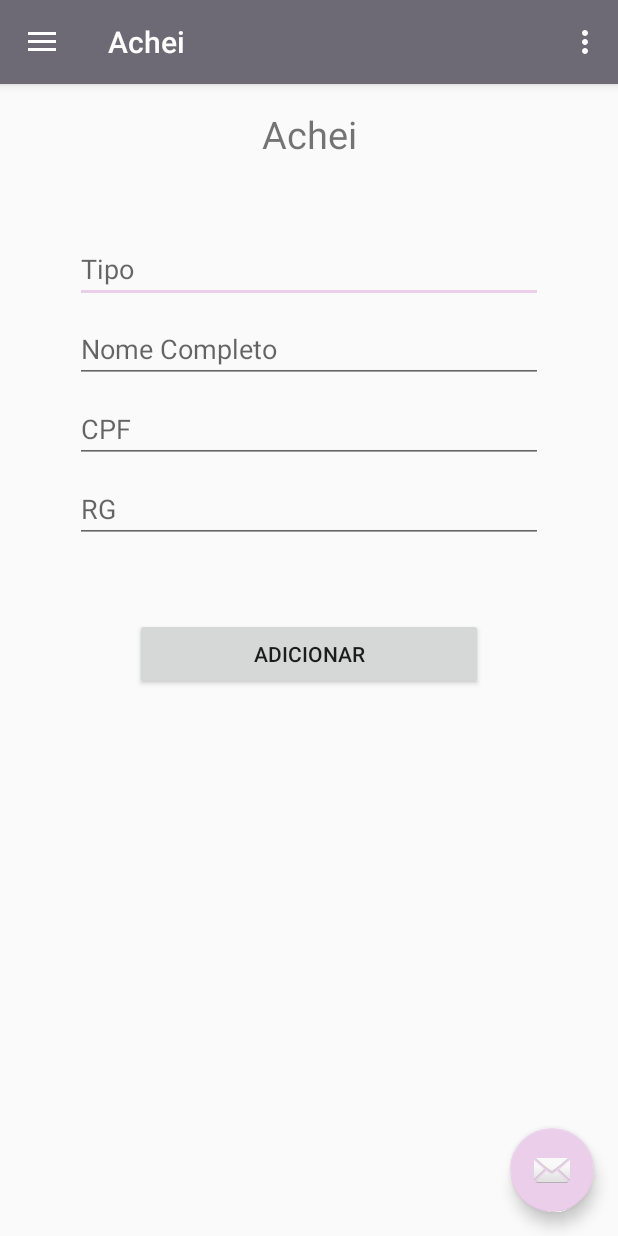
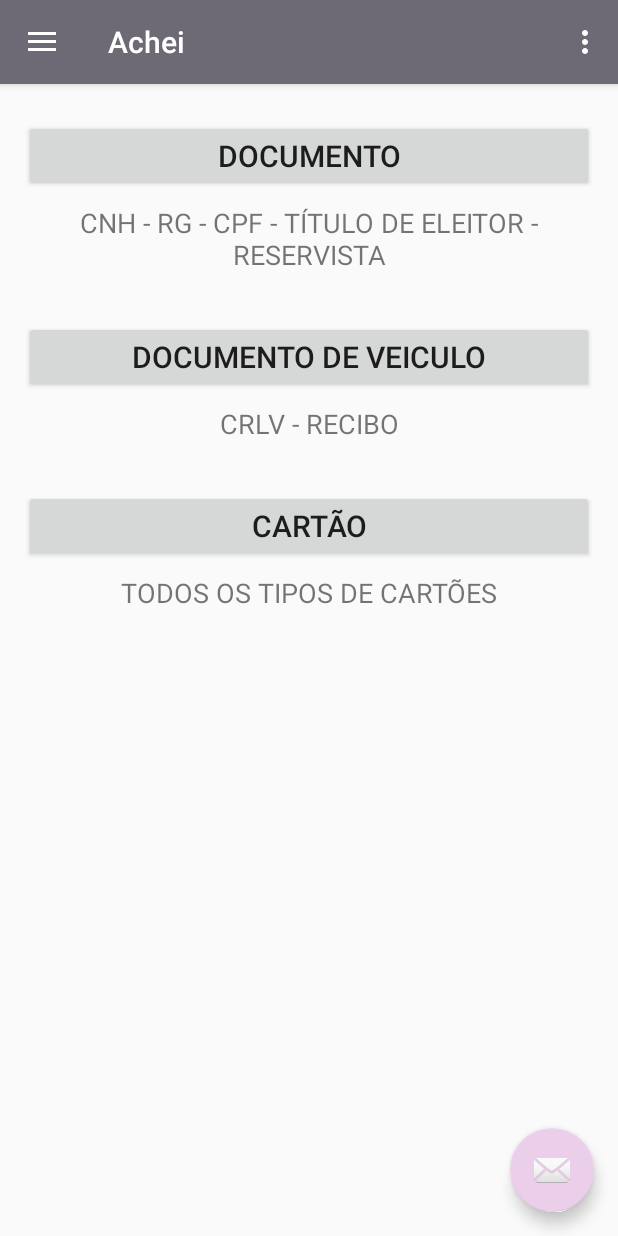
Before and after one commit to eraldoakosoft/LF, an Android app: the screen it shows after launch once a user with an empty profile is signed in (Main2Activity), in the side drawer, after a tap on "Achei", on a phone screen of 412 x 824 dp. Run offline under Robolectric (Android 15) with nearby library versions, the phone set to English and light mode, and no system bars; our stand-ins replace Firebase (no records; nobody signed in at launch, a user with empty details on screens opened directly), navigation-ui.

Commit message:
Configurei a o botão de sair; Criei uma tela para adicionar Documento perdido;

```diff
--- a/app/src/main/AndroidManifest.xml
+++ b/app/src/main/AndroidManifest.xml
@@ -14,7 +14,7 @@
         android:roundIcon="@mipmap/ic_launcher_round"
         android:supportsRtl="true"
         android:theme="@style/AppTheme">
-        <activity android:name=".AcheiActivity"></activity>
+        <activity android:name=".AcheiDocumentoActivity"></activity>
         <activity android:name=".MainActivity" />
         <activity
             android:name=".Main2Activity"
--- a/app/src/main/java/com/example/lostfound/Main2Activity.java
+++ b/app/src/main/java/com/example/lostfound/Main2Activity.java
@@ -18,6 +18,8 @@ import androidx.drawerlayout.widget.DrawerLayout;
 
 import androidx.appcompat.app.AppCompatActivity;
 import androidx.appcompat.widget.Toolbar;
+import androidx.recyclerview.widget.LinearLayoutManager;
+import androidx.recyclerview.widget.RecyclerView;
 
 import android.view.Menu;
 
@@ -51,6 +53,7 @@ public class Main2Activity extends AppCompatActivity {
         NavController navController = Navigation.findNavController(this, R.id.nav_host_fragment);
         NavigationUI.setupActionBarWithNavController(this, navController, mAppBarConfiguration);
         NavigationUI.setupWithNavController(navigationView, navController);
+
     }
 
     @Override
--- a/app/src/main/java/com/example/lostfound/ui/achei/AcheiFragment.java
+++ b/app/src/main/java/com/example/lostfound/ui/achei/AcheiFragment.java
@@ -6,93 +6,44 @@ import android.view.LayoutInflater;
 import android.view.View;
 import android.view.ViewGroup;
 import android.widget.Button;
-import android.widget.EditText;
-import android.widget.TextView;
 
-import androidx.annotation.Nullable;
 import androidx.annotation.NonNull;
 import androidx.fragment.app.Fragment;
-import androidx.lifecycle.Observer;
 import androidx.lifecycle.ViewModelProviders;
 
-import com.example.lostfound.AcheiActivity;
-import com.example.lostfound.Main2Activity;
+import com.example.lostfound.AcheiDocumentoActivity;
 import com.example.lostfound.R;
-import com.example.lostfound.model.Documento;
 import com.google.firebase.database.DatabaseReference;
 import com.google.firebase.database.FirebaseDatabase;
-
-import java.util.Date;
 
 public class AcheiFragment extends Fragment {
 
     private AcheiViewModel acheiViewModel;
 
-    private EditText txtNome;
-    private EditText txtTipo;
-    private EditText txtCpf;
-    private EditText txtRg;
-    private Button btnAdiciona;
+    private Button btnDoc;
+    private Button btnDocVei;
+    private Button btnCartoes;
 
-
-    Documento documento;
-
-    private DatabaseReference reference = FirebaseDatabase.getInstance().getReference("objetos");
 
     public View onCreateView(@NonNull LayoutInflater inflater,
                              ViewGroup container, Bundle savedInstanceState) {
         acheiViewModel = ViewModelProviders.of(this).get(AcheiViewModel.class);
-        View root = inflater.inflate(R.layout.fragment_achei, container, false);
+        final View root = inflater.inflate(R.layout.fragment_achei, container, false);
 
 
-        txtTipo = root.findViewById(R.id.edit1Tipo);
-        txtNome = root.findViewById(R.id.edit1Nome);
-        txtCpf = root.findViewById(R.id.edit1CPF);
-        txtRg = root.findViewById(R.id.edit1RG);
-        btnAdiciona = root.findViewById(R.id.btn1Adicionar);
+        btnDoc = root.findViewById(R.id.btnDocumento);
+        btnDocVei = root.findViewById(R.id.btnDocVeiculo);
+        btnCartoes = root.findViewById(R.id.btnCartao);
 
-        btnAdiciona.setOnClickListener(new View.OnClickListener() {
+        btnDoc.setOnClickListener(new View.OnClickListener() {
             @Override
             public void onClick(View view) {
-                botaoAdicionar();
-                limparCampos();
+                startActivity(new Intent(root.getContext(),AcheiDocumentoActivity.class));
             }
         });
-
-
 
 
         return root;
     }
 
-
-    public void botaoAdicionar(){
-        String campoTipo = txtTipo.getText().toString();
-        String campoNome = txtNome.getText().toString();
-        String campoCPF = txtCpf.getText().toString();
-        String campoRG = txtRg.getText().toString();
-        documento = new Documento();
-        documento.setStatus(true);
-        documento.setTipo(campoTipo);
-        documento.setNome(campoNome);
-        documento.setCpf(campoCPF);
-        documento.setRg(campoRG);
-
-        reference.push().setValue(documento);
-
-
-
-
-    }
-
-    public void limparCampos(){
-        txtTipo.setText("");
-        txtRg.setText("");
-        txtNome.setText("");
-        txtCpf.setText("");
-    }
-
-
-
-
 }
--- a/app/src/main/java/com/example/lostfound/ui/home/HomeFragment.java
+++ b/app/src/main/java/com/example/lostfound/ui/home/HomeFragment.java
@@ -11,25 +11,35 @@ import androidx.annotation.NonNull;
 import androidx.fragment.app.Fragment;
 import androidx.lifecycle.Observer;
 import androidx.lifecycle.ViewModelProviders;
+import androidx.recyclerview.widget.LinearLayoutManager;
+import androidx.recyclerview.widget.RecyclerView;
 
 import com.example.lostfound.R;
 
 public class HomeFragment extends Fragment {
 
     private HomeViewModel homeViewModel;
+    private RecyclerView recyclerViewHome;
 
     public View onCreateView(@NonNull LayoutInflater inflater,
                              ViewGroup container, Bundle savedInstanceState) {
         homeViewModel =
                 ViewModelProviders.of(this).get(HomeViewModel.class);
         View root = inflater.inflate(R.layout.fragment_home, container, false);
-        final TextView textView = root.findViewById(R.id.text_home);
-        homeViewModel.getText().observe(this, new Observer<String>() {
-            @Override
-            public void onChanged(@Nullable String s) {
-                textView.setText(s);
-            }
-        });
+
+        recyclerViewHome = root.findViewById(R.id.recyclerViewHome);
+
+        //configurar adapter
+
+
+
+        //CONFIGURAR RECICLERVIEW
+        RecyclerView.LayoutManager layoutManager = new LinearLayoutManager(getContext());
+        recyclerViewHome.setLayoutManager(layoutManager);
+        recyclerViewHome.setHasFixedSize(true);
+        //recyclerViewHome.setAdapter();
+
+
         return root;
     }
 }
--- a/app/src/main/res/layout/fragment_achei.xml
+++ b/app/src/main/res/layout/fragment_achei.xml
@@ -6,85 +6,83 @@
     android:layout_height="match_parent"
     android:orientation="vertical">
 
+    <Button
+        android:id="@+id/btnDocumento"
+        android:layout_width="0dp"
+        android:layout_height="wrap_content"
+        android:layout_marginStart="16dp"
+        android:layout_marginTop="24dp"
+        android:layout_marginEnd="16dp"
+        android:text="Documento"
+        android:textSize="20sp"
+        app:layout_constraintEnd_toEndOf="parent"
+        app:layout_constraintStart_toStartOf="parent"
+        app:layout_constraintTop_toTopOf="parent" />
 
     <TextView
-        android:id="@+id/textView6"
+        android:id="@+id/textView11"
         android:layout_width="0dp"
         android:layout_height="wrap_content"
-        android:layout_marginTop="16dp"
-        android:text="Achei"
+        android:layout_marginStart="16dp"
+        android:layout_marginTop="8dp"
+        android:layout_marginEnd="16dp"
+        android:text="@string/descricaoDocumento"
+        android:textAlignment="center"
+        android:textSize="18sp"
         app:layout_constraintEnd_toEndOf="parent"
         app:layout_constraintStart_toStartOf="parent"
-        app:layout_constraintTop_toTopOf="parent"
-        android:textAlignment="center"
-        android:textSize="25dp"/>
+        app:layout_constraintTop_toBottomOf="@+id/btnDocumento" />
 
-    <EditText
-        android:id="@+id/edit1Tipo"
+    <Button
+        android:id="@+id/btnDocVeiculo"
         android:layout_width="0dp"
         android:layout_height="wrap_content"
-        android:layout_marginStart="50dp"
-        android:layout_marginTop="50dp"
-        android:layout_marginEnd="50dp"
-        android:ems="10"
-        android:hint="Tipo"
-        android:inputType="textPersonName"
+        android:layout_marginStart="16dp"
+        android:layout_marginTop="32dp"
+        android:layout_marginEnd="16dp"
+        android:text="Documento de Veiculo"
+        android:textSize="20sp"
         app:layout_constraintEnd_toEndOf="parent"
         app:layout_constraintStart_toStartOf="parent"
-        app:layout_constraintTop_toBottomOf="@+id/textView6" />
+        app:layout_constraintTop_toBottomOf="@+id/textView11" />
 
-    <EditText
-        android:id="@+id/edit1Nome"
+    <TextView
+        android:id="@+id/textView12"
         android:layout_width="0dp"
         android:layout_height="wrap_content"
-        android:layout_marginStart="50dp"
+        android:layout_marginStart="16dp"
         android:layout_marginTop="8dp"
-        android:layout_marginEnd="50dp"
-        android:ems="10"
-        android:hint="Nome Completo"
-        android:inputType="textPersonName"
+        android:layout_marginEnd="16dp"
+        android:text="@string/descricaoDocVeiculo"
+        android:textSize="18sp"
+        android:textAlignment="center"
         app:layout_constraintEnd_toEndOf="parent"
         app:layout_constraintStart_toStartOf="parent"
-        app:layout_constraintTop_toBottomOf="@+id/edit1Tipo" />
+        app:layout_constraintTop_toBottomOf="@+id/btnDocVeiculo" />
 
-    <EditText
-        android:id="@+id/edit1CPF"
+    <Button
+        android:id="@+id/btnCartao"
         android:layout_width="0dp"
         android:layout_height="wrap_content"
-        android:layout_marginStart="50dp"
-        android:layout_marginTop="8dp"
-        android:layout_marginEnd="50dp"
-        android:ems="10"
-        android:hint="CPF"
-        android:inputType="number"
+        android:layout_marginStart="16dp"
+        android:layout_marginTop="32dp"
+        android:layout_marginEnd="16dp"
+        android:text="Cartão"
+        android:textSize="20sp"
         app:layout_constraintEnd_toEndOf="parent"
         app:layout_constraintStart_toStartOf="parent"
-        app:layout_constraintTop_toBottomOf="@+id/edit1Nome" />
+        app:layout_constraintTop_toBottomOf="@+id/textView12" />
 
-    <EditText
-        android:id="@+id/edit1RG"
-        android:layout_width="0dp"
+    <TextView
+        android:id="@+id/textView13"
+        android:layout_width="wrap_content"
         android:layout_height="wrap_content"
-        android:layout_marginStart="50dp"
+        android:layout_marginStart="16dp"
         android:layout_marginTop="8dp"
-        android:layout_marginEnd="50dp"
-        android:ems="10"
-        android:hint="RG"
-        android:inputType="number"
+        android:layout_marginEnd="16dp"
+        android:text="@string/descricaoCartao"
+        android:textSize="18sp"
         app:layout_constraintEnd_toEndOf="parent"
         app:layout_constraintStart_toStartOf="parent"
-        app:layout_constraintTop_toBottomOf="@+id/edit1CPF" />
-
-    <Button
-        android:id="@+id/btn1Adicionar"
-        android:layout_width="0dp"
-        android:layout_height="wrap_content"
-        android:layout_marginStart="90dp"
-        android:layout_marginTop="50dp"
-        android:layout_marginEnd="90dp"
-        android:text="Adicionar"
-        app:layout_constraintEnd_toEndOf="parent"
-        app:layout_constraintStart_toStartOf="parent"
-        app:layout_constraintTop_toBottomOf="@+id/edit1RG" />
-
+        app:layout_constraintTop_toBottomOf="@+id/btnCartao" />
 </androidx.constraintlayout.widget.ConstraintLayout>
--- a/app/src/main/res/values/strings.xml
+++ b/app/src/main/res/values/strings.xml
@@ -9,6 +9,10 @@
     <string name="action_settings">Settings</string>
     <string name="criesuacontagratis">Crie sua conta grátis</string>
     <string name="acessesuaconta">Acesse sua Conta</string>
+    <string name="descricaoDocumento">CNH - RG - CPF - TÍTULO DE ELEITOR - RESERVISTA </string>
+    <string name="descricaoDocVeiculo">CRLV - RECIBO</string>
+    <string name="descricaoCartao">TODOS OS TIPOS DE CARTÕES</string>
+
 
     <string name="menu_home">Home</string>
     <string name="menu_gallery">Perfil</string>
```
Also changed, not shown: app/src/main/java/com/example/lostfound/AcheiActivity.java (deleted, +0 -66 lines), app/src/main/java/com/example/lostfound/AcheiDocumentoActivity.java (added, +90 -0 lines), app/src/main/java/com/example/lostfound/adapter/Adapter.java (added, +42 -0 lines), app/src/main/java/com/example/lostfound/model/Documento.java (+36 -0 lines), app/src/main/java/com/example/lostfound/ui/send/SendFragment.java (+7 -1 lines), app/src/main/res/layout/activity_achei.xml (deleted, +0 -93 lines), app/src/main/res/layout/activity_achei_documento.xml (added, +112 -0 lines), app/src/main/res/layout/adapter_lista.xml (added, +37 -0 lines), app/src/main/res/layout/fragment_home.xml (+10 -9 lines).
